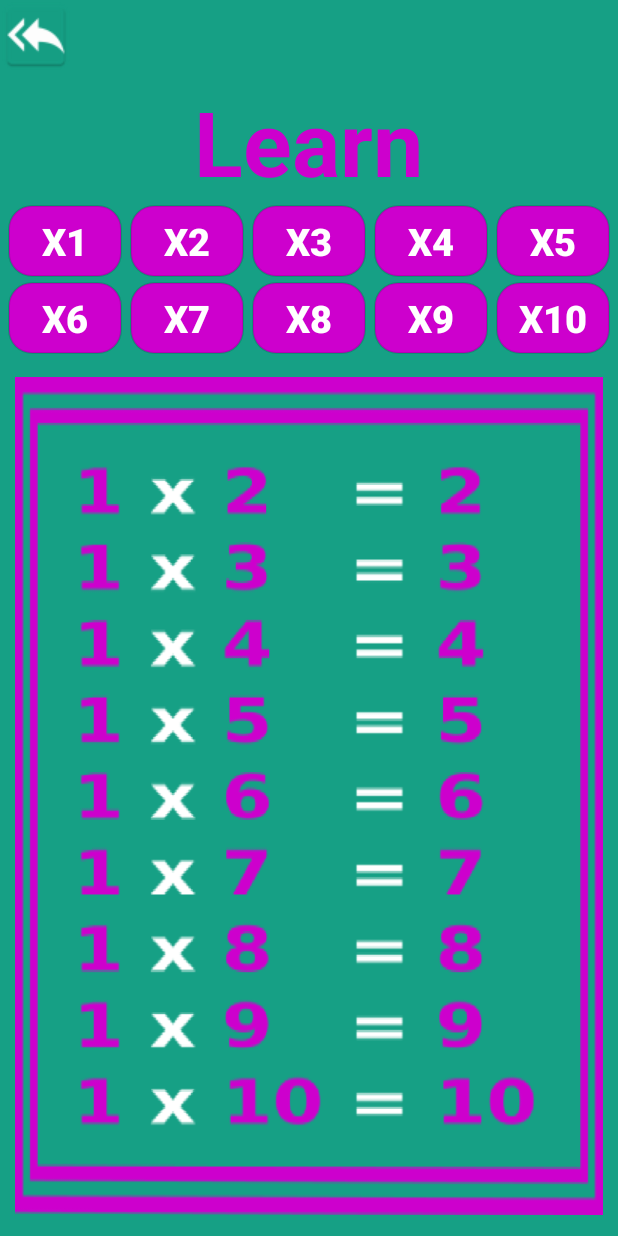
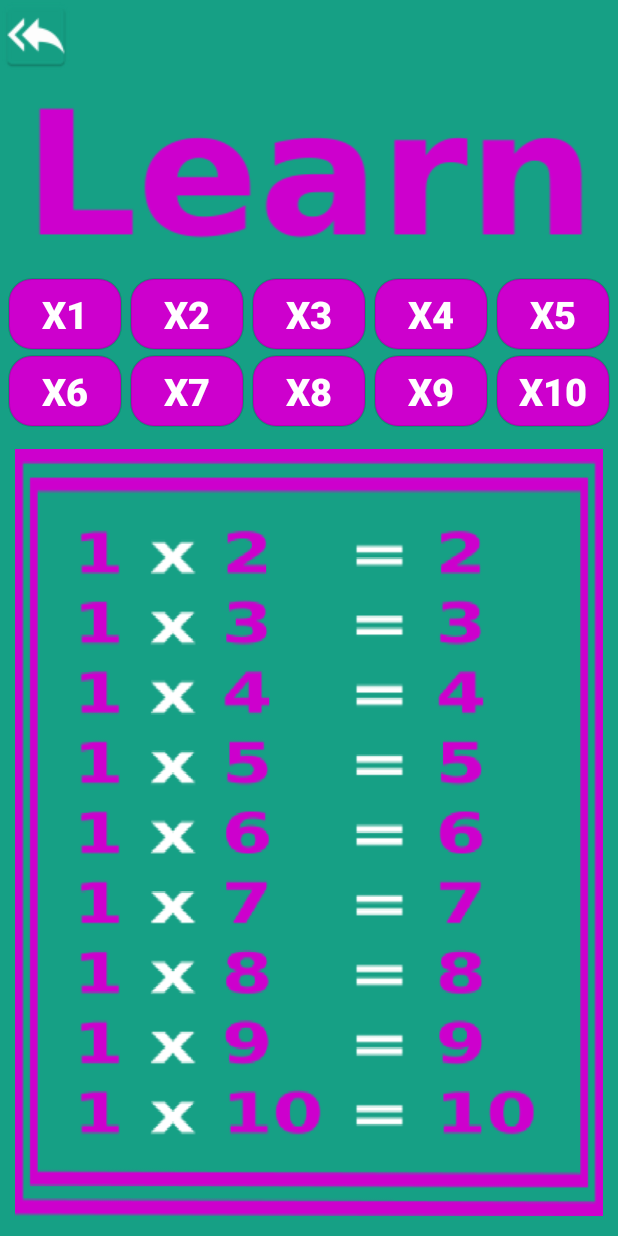
Before and after one commit to CheetaTech/MultiplicationTable, an Android app: the screen it shows after launch (LearnActivity), after a tap on "Learn", on a phone screen of 412 x 824 dp. Run offline under Robolectric (Android 15) with nearby library versions, the phone set to English and light mode, and no system bars.

Commit message:
Learn ve Training textleri imageview ile değiştirildi

```diff
--- a/app/src/main/java/com/multiplationtable/SelectionActivity.java
+++ b/app/src/main/java/com/multiplationtable/SelectionActivity.java
@@ -35,12 +35,9 @@ public class SelectionActivity extends AppCompatActivity  implements  View.OnCli
         super.onCreate(savedInstanceState);
         setContentView(R.layout.content_selection);
         readBitmaps();
-        Button buttonLearn = (Button)findViewById(R.id.buttonLearn);
-        Button buttonTrain = (Button)findViewById(R.id.buttonTrain);
-        buttonLearn.setOnClickListener(this);
-        buttonTrain.setOnClickListener(this);
-    }
-
+        ((Button)findViewById(R.id.buttonLearn)).setOnClickListener(this);
+        ((Button)findViewById(R.id.buttonTrain)).setOnClickListener(this);
+      }
 
     private void readBitmaps() {
         final BitmapFactory.Options options = new BitmapFactory.Options();
--- a/app/src/main/java/com/multiplationtable/TrainSelectActivity.java
+++ b/app/src/main/java/com/multiplationtable/TrainSelectActivity.java
@@ -52,6 +52,7 @@ public class TrainSelectActivity extends AppCompatActivity implements View.OnCli
 
         //trainingLinearLayout
         //px = dp * (dpi / 160)
+        /*
         final LinearLayout myLayout = (LinearLayout) findViewById(R.id.trainingLinearLayout);
         myLayout.post(new Runnable() {
 
@@ -61,7 +62,7 @@ public class TrainSelectActivity extends AppCompatActivity implements View.OnCli
                 TextView textView = (TextView)findViewById(R.id.trainingText);
                 textView.setTextSize(DisplayUtils.convertPixelsToDp(myLayout.getHeight(), getApplicationContext()));
             }
-        });
+        });*/
         for (int i = 0; i < trainingSelectButtonId.length; i++)
         {
             buttons[i] = ((ToggleButton) findViewById(trainingSelectButtonId[i]));
--- a/app/src/main/res/layout/content_learn.xml
+++ b/app/src/main/res/layout/content_learn.xml
@@ -29,6 +29,14 @@
         android:gravity="center"
         >
 
+        <ImageView
+            android:id="@+id/learnText"
+            android:layout_width="match_parent"
+            android:layout_height="match_parent"
+            android:background="@drawable/learnimage"
+            />
+
+        <!--
         <TextView
             android:layout_width="wrap_content"
             android:layout_height="wrap_content"
@@ -39,6 +47,7 @@
             android:textSize="60sp"
             android:textStyle="bold"
             android:id="@+id/learnText" />
+        -->
 
     </LinearLayout>
 
--- a/app/src/main/res/layout/content_selection.xml
+++ b/app/src/main/res/layout/content_selection.xml
@@ -10,6 +10,7 @@
         android:id="@+id/relativeLayout1"
         android:layout_width="match_parent"
         android:layout_height="match_parent"
+        android:background="@drawable/backgroundgray1"
         >
 
     <LinearLayout
```
Also changed, not shown: app/src/main/res/layout/content_train_select.xml (+12 -0 lines), app/src/main/res/drawable/backgroundgray1.png (added), app/src/main/res/drawable/backgroundgray2.png (added), app/src/main/res/drawable/backgroundgray3.png (added), app/src/main/res/drawable/learnimage.png (added), app/src/main/res/drawable/learnimage1.png (added), app/src/main/res/drawable/trainimage.png (added), app/src/main/res/drawable/trainimage2.png (added).
